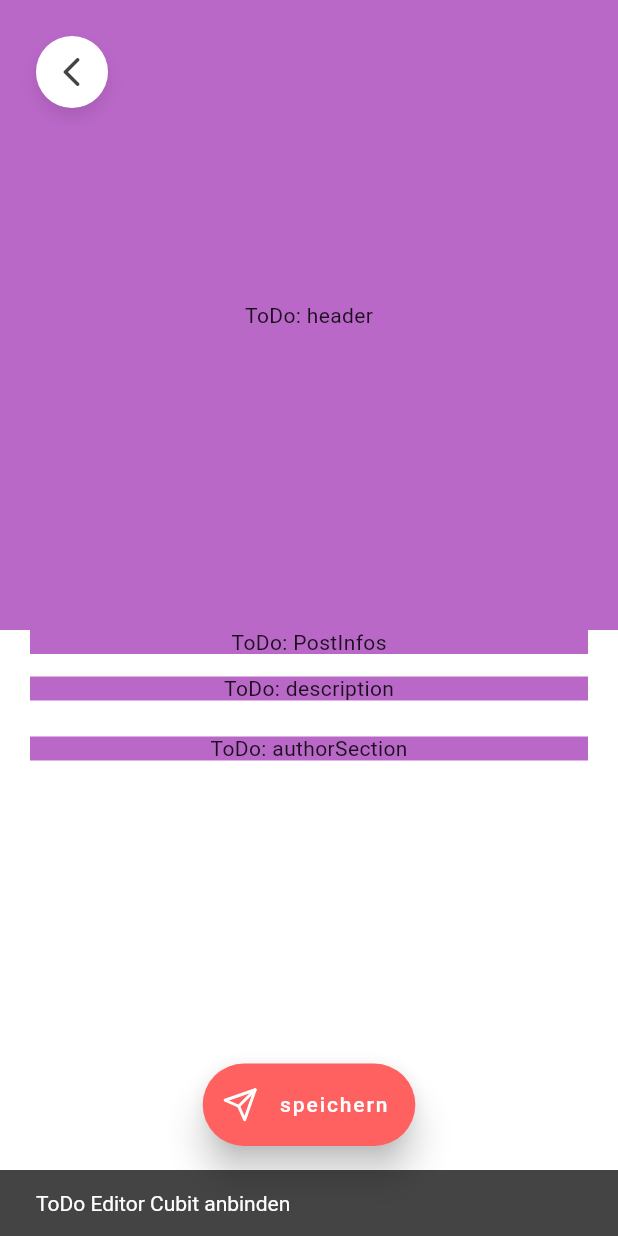
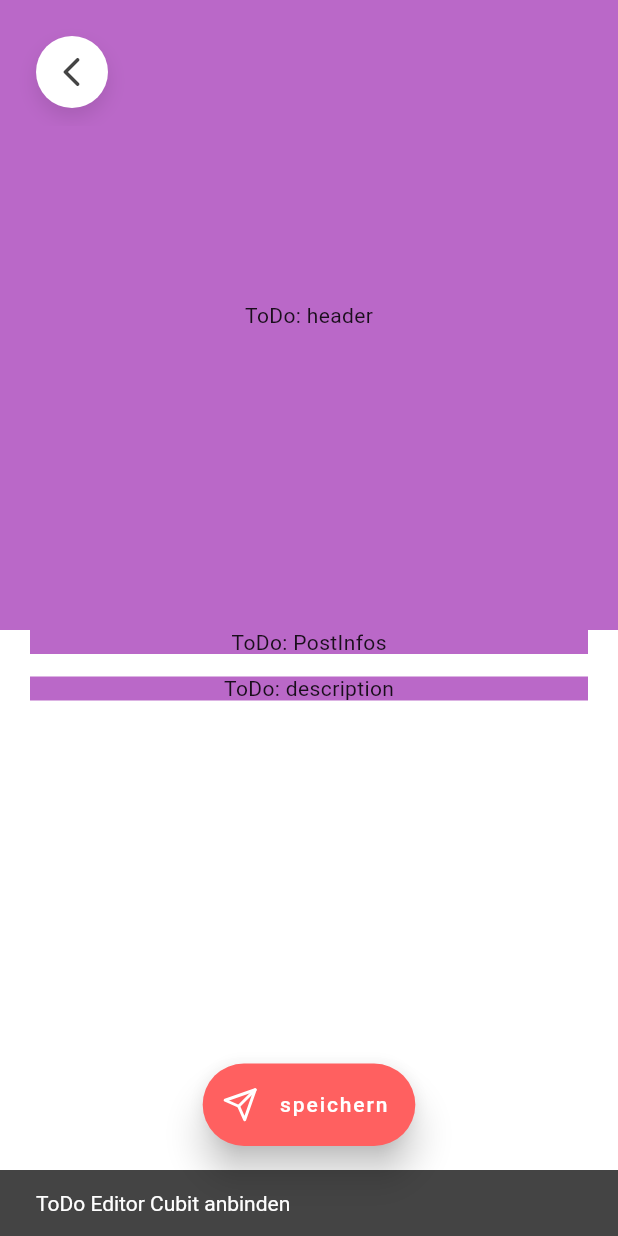
Before and after one commit to tim200002/fingerfunke-app, a Flutter app: the PostPage screen opened by its route, after a tap on "speichern", on a phone screen of 412 x 824 dp. Run offline on Flutter 3.47's test engine with Material 2 defaults, Android fonts, the phone set to English and light mode, and no system bars; our stand-ins replace auto_size_text, bloc, camera, cloud_firestore, cloud_functions, dio and 16 more; missing offline and left inert: flutter_settings_ui, video_thumbnail; accounts and stored records are empty.

Commit message:
feat: worked on post page structure

```diff
--- a/lib/view/post/view/widgets/author_section.dart
+++ b/lib/view/post/view/sections/author_section.dart
@@ -1,10 +1,7 @@
-import 'package:fingerfunke_app/models/user/user.dart';
-import 'package:fingerfunke_app/utils/dev_tools.dart';
 import 'package:flutter/material.dart';
 import 'package:flutter_bloc/flutter_bloc.dart';
 
-import '../../../../utils/util_widgets/loading_page.dart';
-import '../../cubit/post_cubit.dart';
+import '../../cubits/post_viewing_cubit/post_cubit.dart';
 
 class AuthorSection extends StatelessWidget {
   final bool editing;
@@ -13,7 +10,7 @@ class AuthorSection extends StatelessWidget {
   @override
   Widget build(BuildContext context) {
     return editing
-        ? DevTools.placeholder("authorSection")
+        ? Container()
         : BlocBuilder<PostCubit, PostState>(
             builder: (context, state) => state.when(
                 loading: (_) => const CircularProgressIndicator.adaptive(),
--- a/lib/view/post/view/widgets/event_detail_section.dart
+++ b/lib/view/post/view/sections/event_detail_section.dart
@@ -5,7 +5,7 @@ import 'package:flutter/material.dart';
 import 'package:fingerfunke_app/utils/extensions/date_time.dart';
 import 'package:flutter_bloc/flutter_bloc.dart';
 
-import '../../cubit/post_cubit.dart';
+import '../../cubits/post_viewing_cubit/post_cubit.dart';
 
 class EventDetailSection extends StatelessWidget {
   final bool editing;
--- a/lib/view/post/view/widgets/header_section.dart
+++ b/lib/view/post/view/sections/header_section.dart
@@ -1,21 +1,17 @@
-import 'package:auto_size_text/auto_size_text.dart';
 import 'package:fingerfunke_app/common_widgets/image/network_placeholder_image.dart/network_placeholder_image.dart';
-import 'package:fingerfunke_app/cubits/authentication_cubit/authentication_cubit.dart';
 import 'package:fingerfunke_app/models/asset/asset.dart';
 import 'package:fingerfunke_app/models/post/post.dart';
 import 'package:fingerfunke_app/repositories/video_repository/video_repository.impl.dart';
 import 'package:fingerfunke_app/utils/app_theme.dart';
 import 'package:fingerfunke_app/utils/dev_tools.dart';
-import 'package:fingerfunke_app/utils/tools.dart';
 import 'package:fingerfunke_app/utils/util_widgets/floating_modal.dart';
 import 'package:fingerfunke_app/view/fullscreen_video/view/fullscreen_video_page.dart';
-import 'package:fingerfunke_app/view/post/cubit/post_cubit.dart';
-import 'package:fingerfunke_app/view/post/view/widgets/post_app_bar_button.dart';
 import 'package:fingerfunke_app/view/post/view/widgets/post_settings_modal_content.dart';
-import 'package:fingerfunke_app/view/post/view/widgets/visibility_controller.dart';
 import 'package:fingerfunke_app/view/post_feed/view/post_feed_item_blur_view.dart';
 import 'package:flutter/material.dart';
 import 'package:flutter_bloc/flutter_bloc.dart';
+
+import '../../cubits/post_viewing_cubit/post_cubit.dart';
 
 class ElevatedButtonWithWidgetLeft extends StatelessWidget {
   final String text;
@@ -55,6 +51,37 @@ class ElevatedButtonWithWidgetLeft extends StatelessWidget {
           Text(text),
         ],
       ),
+    );
+  }
+}
+
+class PostAppBarButton extends StatelessWidget {
+  final IconData icon;
+  final Function() onPressed;
+  const PostAppBarButton(
+      {Key? key, required this.icon, required this.onPressed})
+      : super(key: key);
+
+  @override
+  Widget build(BuildContext context) {
+    return AspectRatio(
+      aspectRatio: 1,
+      child: Container(
+          decoration: BoxDecoration(
+              boxShadow: [
+                BoxShadow(
+                  color: Colors.black.withOpacity(0.10),
+                  spreadRadius: 0,
+                  blurRadius: 10,
+                  offset: const Offset(0, 6), // changes position of shadow
+                ),
+              ],
+              color: Theme.of(context).colorScheme.surface,
+              borderRadius: BorderRadius.circular(100)),
+          child: IconButton(
+              color: Theme.of(context).colorScheme.onSurface.withOpacity(0.8),
+              onPressed: onPressed,
+              icon: Icon(icon))),
     );
   }
 }
@@ -163,8 +190,7 @@ class HeaderSection extends StatelessWidget {
             left: 12.0 + AppTheme.PADDING_SIDE,
             top: 12.0 + AppTheme.PADDING_SIDE,
             bottom: 12),
-        child: postAppBarButton(
-            context: context,
+        child: PostAppBarButton(
             icon: Icons.arrow_back_ios_rounded,
             onPressed: () => Navigator.of(context).pop()),
       ),
@@ -177,8 +203,7 @@ class HeaderSection extends StatelessWidget {
                   top: 12.0 + AppTheme.PADDING_SIDE,
                   bottom: 12,
                 ),
-                child: postAppBarButton(
-                  context: context,
+                child: PostAppBarButton(
                   icon: Icons.settings,
                   onPressed: () => showFloatingModalBottomSheet(
                     context: context,
--- a/lib/view/post/view/widgets/post_action_buttons.dart
+++ b/lib/view/post/view/sections/post_action_buttons.dart
@@ -1,4 +1,3 @@
-import 'package:fingerfunke_app/models/post/post.dart';
 import 'package:fingerfunke_app/utils/dev_tools.dart';
 import 'package:flutter/material.dart';
 import 'package:flutter_bloc/flutter_bloc.dart';
@@ -10,7 +9,7 @@ import '../../../../routes.dart';
 import '../../../../utils/tools.dart';
 import '../../../chat/view/chat_page.dart';
 import '../../../paginated_list/cubit/paginated_list_cubit.dart';
-import '../../cubit/post_cubit.dart';
+import '../../cubits/post_viewing_cubit/post_cubit.dart';
 
 class PostActionButtons extends StatelessWidget {
   final bool editing;
--- a/lib/view/post/view/widgets/post_description_section.dart
+++ b/lib/view/post/view/sections/post_description_section.dart
@@ -3,7 +3,7 @@ import 'package:fingerfunke_app/utils/dev_tools.dart';
 import 'package:flutter/material.dart';
 import 'package:flutter_bloc/flutter_bloc.dart';
 
-import '../../cubit/post_cubit.dart';
+import '../../cubits/post_viewing_cubit/post_cubit.dart';
 
 class PostDescriptionSection extends StatelessWidget {
   final bool editing;
--- a/lib/view/post/view/widgets/post_app_bar_button.dart
+++ /dev/null
@@ -1,26 +0,0 @@
-import 'package:flutter/material.dart';
-
-Widget postAppBarButton(
-    {required BuildContext context,
-    required IconData icon,
-    required Function() onPressed}) {
-  return AspectRatio(
-    aspectRatio: 1,
-    child: Container(
-        decoration: BoxDecoration(
-            boxShadow: [
-              BoxShadow(
-                color: Colors.black.withOpacity(0.10),
-                spreadRadius: 0,
-                blurRadius: 10,
-                offset: const Offset(0, 6), // changes position of shadow
-              ),
-            ],
-            color: Theme.of(context).colorScheme.surface,
-            borderRadius: BorderRadius.circular(100)),
-        child: IconButton(
-            color: Theme.of(context).colorScheme.onSurface.withOpacity(0.8),
-            onPressed: onPressed,
-            icon: Icon(icon))),
-  );
-}
--- a/lib/view/post/view/widgets/post_settings_modal_content.dart
+++ b/lib/view/post/view/widgets/post_settings_modal_content.dart
@@ -1,14 +1,12 @@
 import 'package:fingerfunke_app/cubits/authentication_cubit/authentication_cubit.dart';
-import 'package:fingerfunke_app/models/post/post.dart';
 import 'package:fingerfunke_app/routes.dart';
 import 'package:fingerfunke_app/view/post_editor/view/post_editor_page.dart';
 import 'package:flutter/material.dart';
 import 'package:flutter_bloc/flutter_bloc.dart';
 
-import '../../cubit/post_cubit.dart';
+import '../../cubits/post_viewing_cubit/post_cubit.dart';
 
 class PostSettingsModalContent extends StatelessWidget {
-  // I think it is enough to pass post like this, post cannot update now during runtime but I think that is not an issue (open for Discussion)
   const PostSettingsModalContent({Key? key}) : super(key: key);
 
   @override
```
Also changed, not shown: lib/view/post/view/post_page.dart (+6 -7 lines), lib/view/post/view/widgets/section_heading.dart (deleted, +0 -19 lines), lib/view/post/view/widgets/visibility_controller.dart (deleted, +0 -53 lines), lib/view/post/cubits/post_viewing_cubit/post_cubit.dart (renamed from lib/view/post/cubit/post_cubit.dart), lib/view/post/cubits/post_viewing_cubit/post_cubit.freezed.dart (renamed from lib/view/post/cubit/post_cubit.freezed.dart), lib/view/post/cubits/post_viewing_cubit/post_state.dart (renamed from lib/view/post/cubit/post_state.dart).
